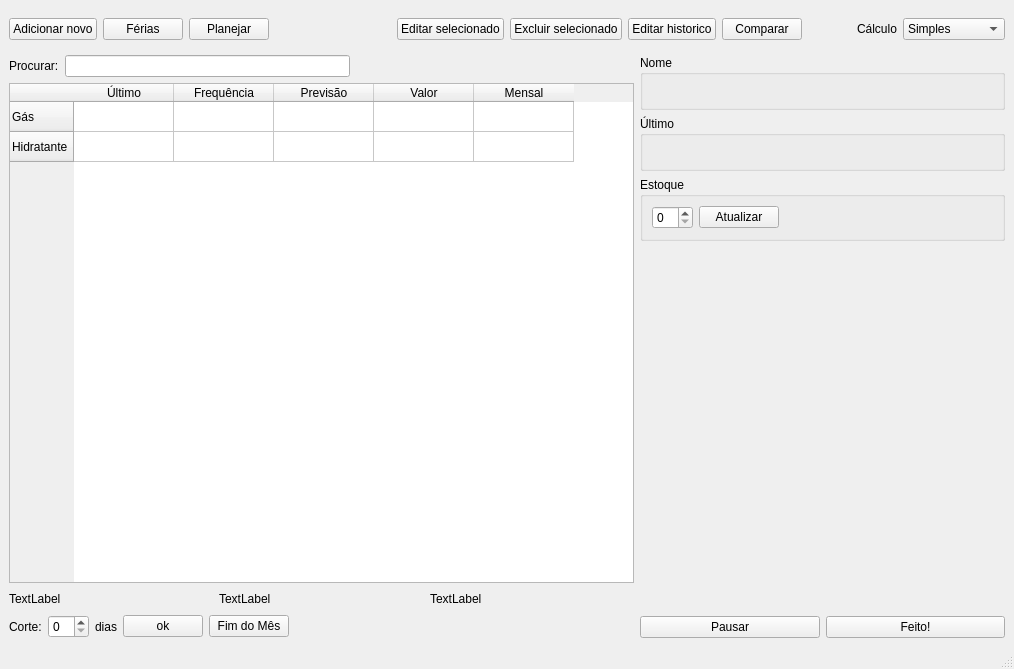
Before: the Qt Designer form ui/main.ui in vazerick/futuro, drawn with Qt 5.
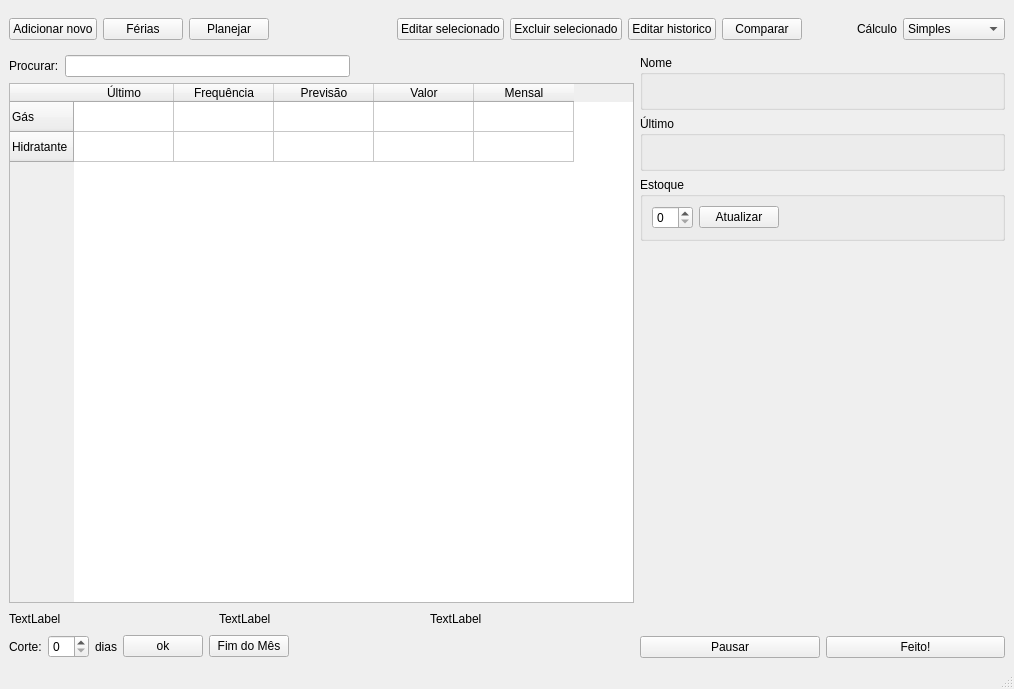
After: the same form once the commit is applied. Custom widgets are drawn as their Qt base class.

Diff of the .ui file:
```diff
--- a/ui/main.ui
+++ b/ui/main.ui
@@ -7,7 +7,7 @@
     <x>0</x>
     <y>0</y>
     <width>1014</width>
-    <height>657</height>
+    <height>689</height>
    </rect>
   </property>
   <property name="windowTitle">
```
Left out of the diff: 7 changed lines with no effect on the pictures.
